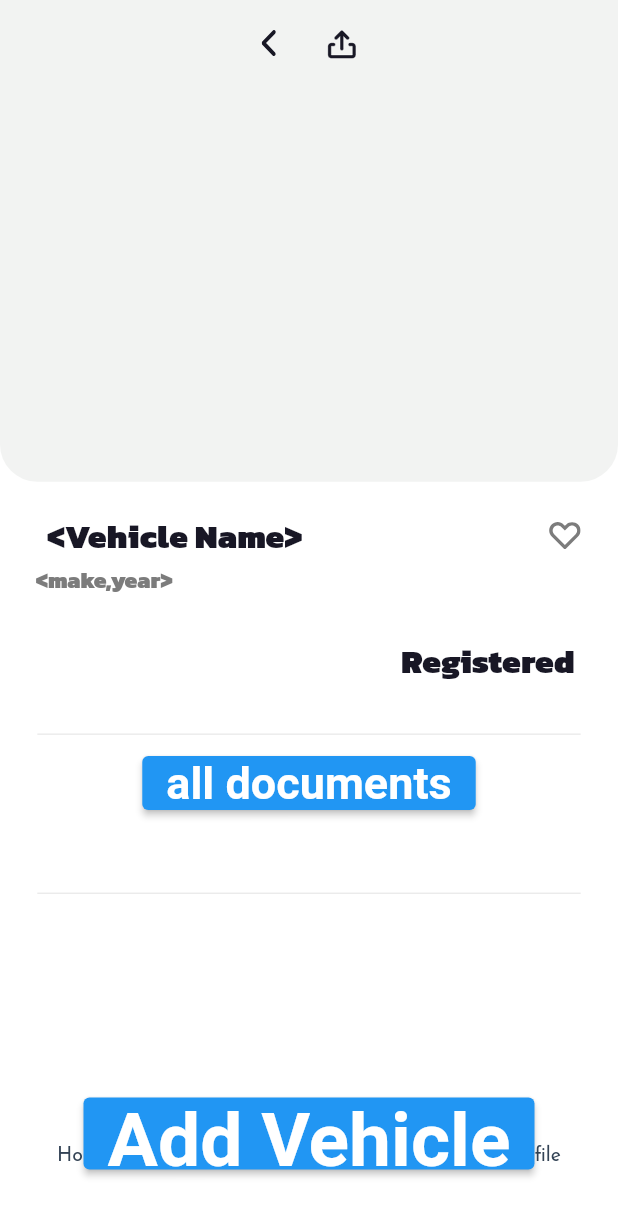
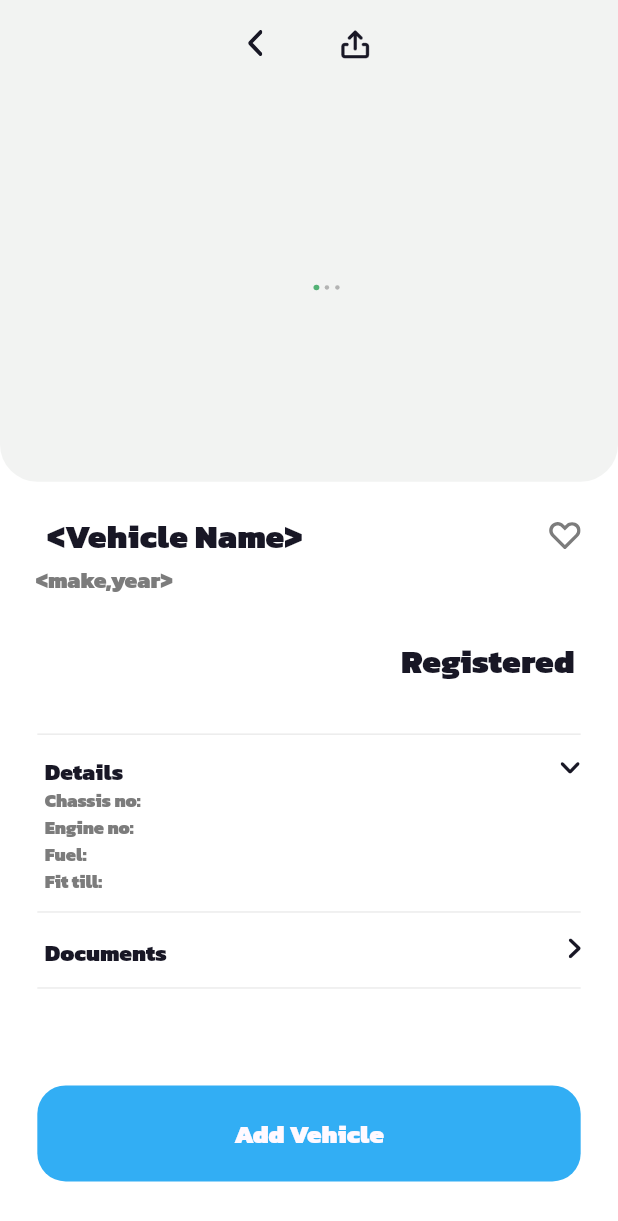
Before and after one commit to ItsYaBoiNeil/digilocker, a Flutter app: the ProductDetailScreen screen opened by its route, on a phone screen of 412 x 824 dp. Shown: the top 1221 px of the screen. Run offline on Flutter 3.47's test engine with Material 2 defaults, Android fonts, the light colour scheme and no system bars; drawn by our look-alikes of smooth_page_indicator; our stand-ins replace cached_network_image, connectivity_plus, firebase_auth, firebase_core, firebase_storage, flutter_svg and 4 more; accounts and stored records are empty.

Commit message:
img upload pt2

```diff
--- a/lib/presentation/product_detail_screen/product_detail_screen.dart
+++ b/lib/presentation/product_detail_screen/product_detail_screen.dart
@@ -59,6 +59,22 @@ class ProductDetailScreen extends GetWidget<ProductDetailController> {
                         left: 34,
                         top: 77,
                         bottom: 9,
+                      ),
+                      child: SmoothIndicator(
+                        offset: 0,
+                        count: 3,
+                        size: Size.zero,
+                        effect: ScrollingDotsEffect(
+                          spacing: 4,
+                          activeDotColor: ColorConstant.green400,
+                          dotColor: ColorConstant.gray40001,
+                          dotHeight: getVerticalSize(
+                            3,
+                          ),
+                          dotWidth: getHorizontalSize(
+                            3,
+                          ),
+                        ),
                       ),
                     ),
                     GestureDetector(
@@ -135,11 +151,7 @@ class ProductDetailScreen extends GetWidget<ProductDetailController> {
                         ],
                       ),
                     ),
-                    GestureDetector(
-                      onTap: () {
-                        // Add your onTap logic here
-                      },
-                      child: CustomImageView(
+                    CustomImageView(
                       svgPath: ImageConstant.imgBookmark1,
                       height: getSize(
                         24,
@@ -152,7 +164,6 @@ class ProductDetailScreen extends GetWidget<ProductDetailController> {
                         bottom: 29,
                       ),
                     ),
-                    )
                   ],
                 ),
               ),
@@ -196,26 +207,72 @@ class ProductDetailScreen extends GetWidget<ProductDetailController> {
                 ),
               ),
               Padding(
-                padding: EdgeInsets.all(8.0),
-                child: ElevatedButton(
-                  onPressed: () {
-                    // add your onPressed function here
-                  },
+                padding: getPadding(
+                  left: 30,
+                  top: 14,
+                  right: 25,
+                ),
+                child: Row(
+                  mainAxisAlignment: MainAxisAlignment.spaceBetween,
+                  crossAxisAlignment: CrossAxisAlignment.start,
+                  children: [
+                    Column(
+                      crossAxisAlignment: CrossAxisAlignment.start,
+                      mainAxisAlignment: MainAxisAlignment.start,
+                      children: [
+                        Text(
+                          "lbl_details".tr,
+                          overflow: TextOverflow.ellipsis,
+                          textAlign: TextAlign.left,
+                          style: AppStyle.txtKanitBlack16Gray900,
+                        ),
+                        Container(
+                          width: getHorizontalSize(
+                            70,
+                          ),
                           child: Text(
-                    "all documents",
-                    style: TextStyle(
-                      fontSize: 30.0,
-                      fontWeight: FontWeight.bold,
-                      color: Colors.white,
+                            "msg_chassis_no_engine".tr,
+                            maxLines: null,
+                            textAlign: TextAlign.left,
+                            style: AppStyle.txtKanitBlack13,
                           ),
                         ),
+                      ],
+                    ),
+                    CustomImageView(
+                      svgPath: ImageConstant.imgArrowdownGray900,
+                      height: getVerticalSize(
+                        8,
+                      ),
+                      width: getHorizontalSize(
+                        14,
+                      ),
+                      margin: getMargin(
+                        top: 5,
+                        bottom: 86,
+                      ),
+                    ),
+                  ],
                 ),
               ),
               Padding(
                 padding: getPadding(
-                  left: 30,
-                  top: 14,
-                  right: 25,
+                  top: 10,
+                ),
+                child: Divider(
+                  height: getVerticalSize(
+                    1,
+                  ),
+                  thickness: getVerticalSize(
+                    1,
+                  ),
+                  color: ColorConstant.gray300B2,
+                  indent: getHorizontalSize(
+                    25,
+                  ),
+                  endIndent: getHorizontalSize(
+                    25,
+                  ),
                 ),
               ),
               Padding(
@@ -223,6 +280,31 @@ class ProductDetailScreen extends GetWidget<ProductDetailController> {
                   left: 30,
                   top: 16,
                   right: 25,
+                ),
+                child: Row(
+                  mainAxisAlignment: MainAxisAlignment.spaceBetween,
+                  crossAxisAlignment: CrossAxisAlignment.start,
+                  children: [
+                    Text(
+                      "lbl_documents".tr,
+                      overflow: TextOverflow.ellipsis,
+                      textAlign: TextAlign.left,
+                      style: AppStyle.txtKanitBlack16Gray900,
+                    ),
+                    CustomImageView(
+                      svgPath: ImageConstant.imgArrowright,
+                      height: getVerticalSize(
+                        14,
+                      ),
+                      width: getHorizontalSize(
+                        8,
+                      ),
+                      margin: getMargin(
+                        top: 2,
+                        bottom: 7,
+                      ),
+                    ),
+                  ],
                 ),
               ),
               Padding(
@@ -305,21 +387,15 @@ class ProductDetailScreen extends GetWidget<ProductDetailController> {
                   ),
                 ),
               ),
-              Padding(
-                padding: EdgeInsets.all(8.0),
-                child: ElevatedButton(
-                  onPressed: () {
-                    // add your onPressed function here
-                  },
-                  child: Text(
-                    "Add Vehicle",
-                    style: TextStyle(
-                      fontSize: 50.0,
-                      fontWeight: FontWeight.bold,
-                      color: Colors.white,
+              CustomButton(
+                height: getVerticalSize(
+                  67,
                 ),
+                width: getHorizontalSize(
+                  364,
                 ),
-                ),
+                text: "lbl_add_vehicle".tr,
+                alignment: Alignment.center,
               ),
             ],
           ),
```
Lines whose indentation alone changed are shown as unchanged.
